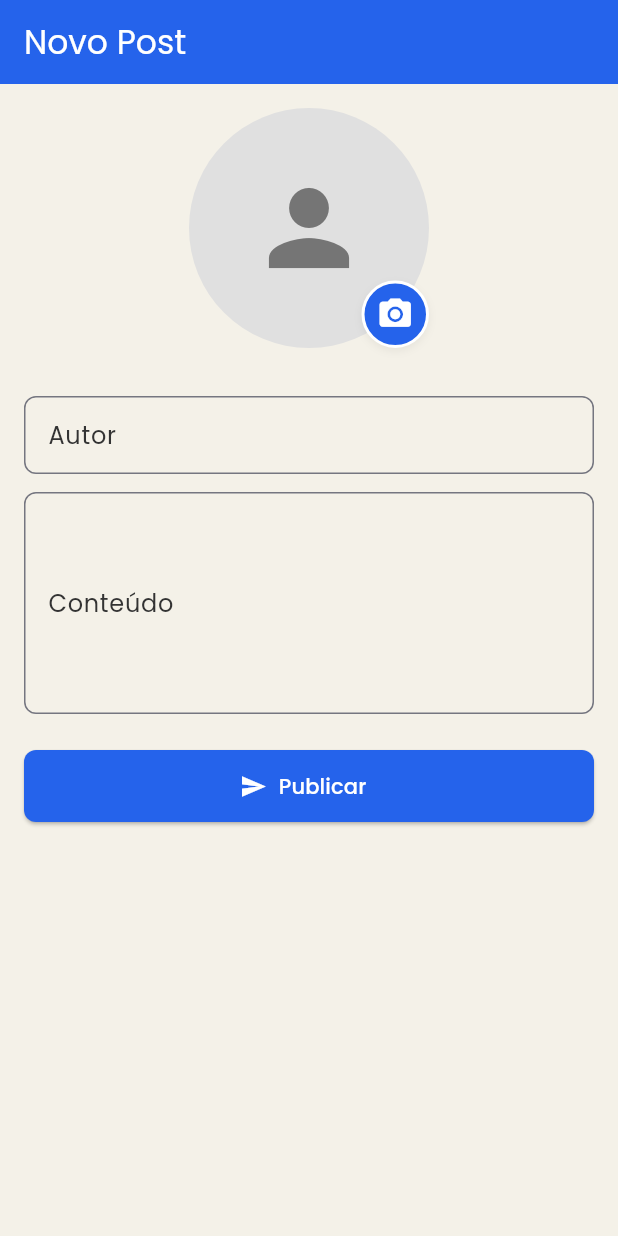
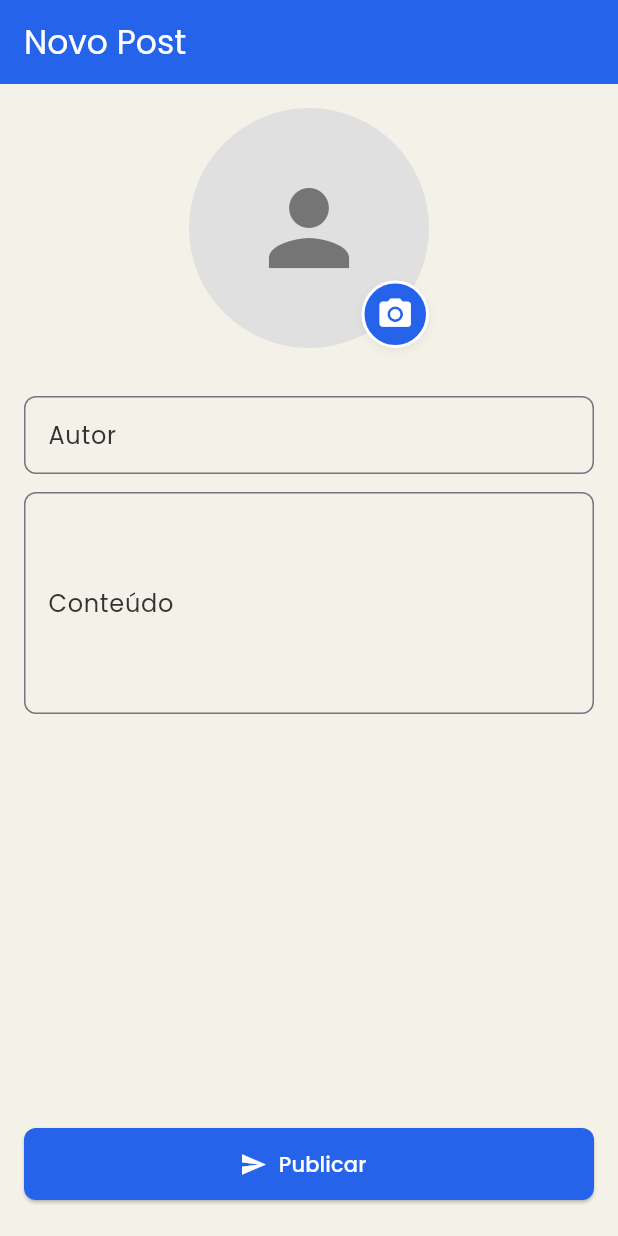
Before and after one commit to CarlosYanBezerraVieira/dev_connect, a Flutter app: the UpsertPostPage screen opened by its route, on a phone screen of 412 x 824 dp. Run offline on Flutter 3.47's test engine with Material 3 defaults, Android fonts, the phone set to English and light mode, and no system bars; our stand-ins replace dio, flutter_dotenv, flutter_mobx, get_it, go_router, google_fonts and 5 more; missing offline and left inert: validatorless; accounts and stored records are empty; generated files the repository leaves out were written again.

Commit message:
feat: restructuring post upset

```diff
--- a/lib/features/upsert/upsert_post_page.dart
+++ b/lib/features/upsert/upsert_post_page.dart
@@ -125,12 +125,16 @@ class _UpsertPostPageState extends State<UpsertPostPage> with ImagePickerMixin {
           if (_store.loading && _isEditing) {
             return const Center(child: DCLoading());
           }
-          return SingleChildScrollView(
-            padding: const EdgeInsets.all(16),
+          return Padding(
+            padding: const EdgeInsets.symmetric(horizontal: 16,).copyWith(top: 16, bottom: 24),
+            child: Column(
+              mainAxisAlignment: MainAxisAlignment.spaceBetween,
+              children: [
+                SingleChildScrollView(
                   child: Form(
                     key: _formKey,
                     child: Column(
-                crossAxisAlignment: CrossAxisAlignment.stretch,
+                      mainAxisAlignment: MainAxisAlignment.spaceBetween,
                       children: <Widget>[
                         Center(
                           child: Column(
@@ -158,13 +162,16 @@ class _UpsertPostPageState extends State<UpsertPostPage> with ImagePickerMixin {
                           label: 'Conteúdo',
                           minLines: 5,
                           maxLines: 10,
-                    validator:
-                        Validatorless.multiple(<FormFieldValidator<String>>[
+                          validator: Validatorless
+                              .multiple(<FormFieldValidator<String>>[
                             Validatorless.required('Informe o conteúdo'),
                             Validatorless.min(5, 'Mínimo de 5 caracteres'),
                           ]),
                         ),
-                  const SizedBox(height: 24),
+                      ],
+                    ),
+                  ),
+                ),
                 Observer(builder: (_) {
                   return DCButton(
                     onPressed: _submit,
@@ -175,7 +182,6 @@ class _UpsertPostPageState extends State<UpsertPostPage> with ImagePickerMixin {
                 }),
               ],
             ),
-            ),
           );
         }),
       ),
```
Lines whose indentation alone changed are shown as unchanged.
